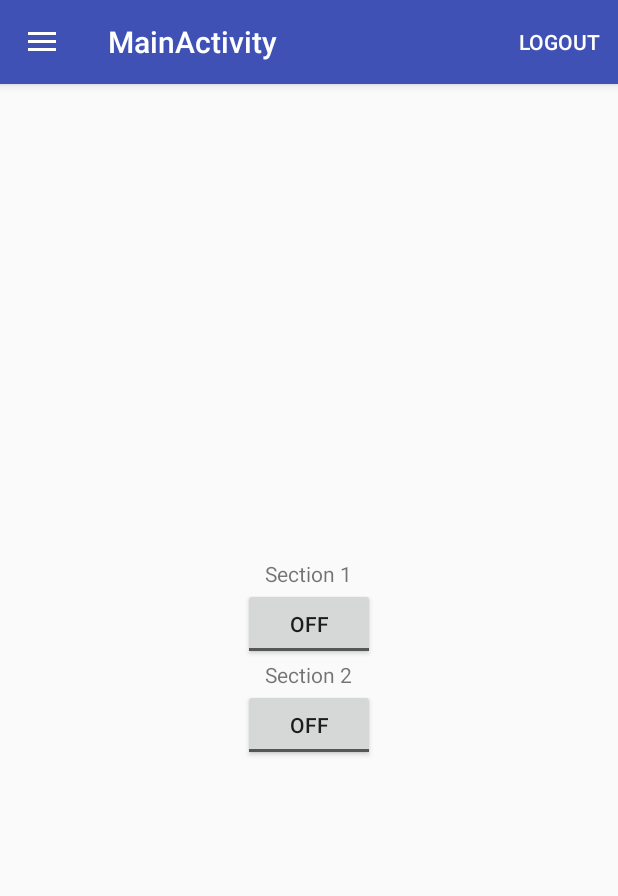
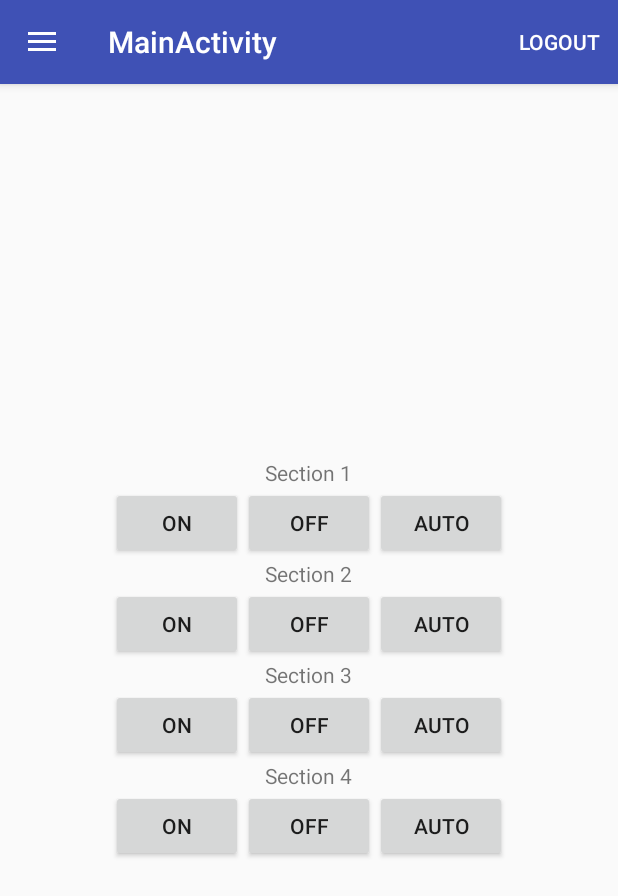
Before and after one commit to nikhilmuz/Water-Automation, an Android app: the fragment IrrigationFragment placed in its activity, on a phone screen of 412 x 824 dp. Shown: the top 896 px of the screen. Run offline under Robolectric (Android 15) with nearby library versions, the phone set to English and light mode, and no system bars; our stand-ins replace Volley.

Commit message:
Updated Irrigation frag and minor changes

```diff
--- a/app/src/main/java/ga/nikhilkumar/waterautomation/IrrigationFragment.java
+++ b/app/src/main/java/ga/nikhilkumar/waterautomation/IrrigationFragment.java
@@ -6,7 +6,9 @@ import android.support.v4.app.Fragment;
 import android.view.LayoutInflater;
 import android.view.View;
 import android.view.ViewGroup;
+import android.widget.Button;
 import android.widget.CompoundButton;
+import android.widget.Switch;
 import android.widget.Toast;
 import android.widget.ToggleButton;
 
@@ -18,8 +20,8 @@ import com.android.volley.toolbox.Volley;
 
 
 public class IrrigationFragment extends Fragment {
-ToggleButton t1,t2;
-
+Button s1onbtn,s1offbtn,s1autobtn,s2onbtn,s2offbtn,s2autobtn,s3onbtn,s3offbtn,s3autobtn,s4onbtn,s4offbtn,s4autobtn;
+String ip="192.168.4.1";
     public IrrigationFragment() {
         // Required empty public constructor
     }
@@ -30,27 +32,31 @@ ToggleButton t1,t2;
                              Bundle savedInstanceState) {
         View v = inflater.inflate(R.layout.fragment_irrigation, container, false);
         // Inflate the layout for this fragment
-        t1 = (ToggleButton) v.findViewById(R.id.t1);
-        t2 = (ToggleButton) v.findViewById(R.id.t2);
+        s1onbtn = (Button) v.findViewById(R.id.oneon);
+        s1onbtn.setOnClickListener(onclick);
+        s1offbtn = (Button) v.findViewById(R.id.oneoff);
+        s1offbtn.setOnClickListener(onclick);
+        s1autobtn = (Button) v.findViewById(R.id.oneauto);
+        s1autobtn.setOnClickListener(onclick);
+        s2onbtn = (Button) v.findViewById(R.id.twoon);
+        s2onbtn.setOnClickListener(onclick);
+        s2offbtn = (Button) v.findViewById(R.id.twooff);
+        s2offbtn.setOnClickListener(onclick);
+        s2autobtn = (Button) v.findViewById(R.id.twoauto);
+        s2autobtn.setOnClickListener(onclick);
+        s3onbtn = (Button) v.findViewById(R.id.threeon);
+        s3onbtn.setOnClickListener(onclick);
+        s3offbtn = (Button) v.findViewById(R.id.threeoff);
+        s3offbtn.setOnClickListener(onclick);
+        s3autobtn = (Button) v.findViewById(R.id.threeauto);
+        s3autobtn.setOnClickListener(onclick);
+        s4onbtn = (Button) v.findViewById(R.id.fouron);
+        s4onbtn.setOnClickListener(onclick);
+        s4offbtn = (Button) v.findViewById(R.id.fouroff);
+        s4offbtn.setOnClickListener(onclick);
+        s4autobtn = (Button) v.findViewById(R.id.fourauto);
+        s4autobtn.setOnClickListener(onclick);
 
-        t1.setOnCheckedChangeListener(new CompoundButton.OnCheckedChangeListener() {
-            public void onCheckedChanged(CompoundButton buttonView, boolean isChecked) {
-                if (isChecked) {
-                    sendRequest("http://192.168.4.1/s1on");
-                } else {
-                    sendRequest("http://192.168.4.1/s1off");
-                }
-            }
-        });
-        t2.setOnCheckedChangeListener(new CompoundButton.OnCheckedChangeListener() {
-            public void onCheckedChanged(CompoundButton buttonView, boolean isChecked) {
-                if (isChecked) {
-                    sendRequest("http://192.168.4.1/s2on");
-                } else {
-                    sendRequest("http://192.168.4.1/s2off");
-                }
-            }
-        });
         return v;
     }
     public void sendRequest(String url) {
@@ -58,15 +64,80 @@ ToggleButton t1,t2;
         StringRequest request = new StringRequest(url, new Response.Listener<String>() {
             @Override
             public void onResponse(String response) {
-                Toast.makeText(getActivity(), "Yeah :)", Toast.LENGTH_SHORT).show();
+                Toast.makeText(getActivity(), "Success :)", Toast.LENGTH_SHORT).show();
             }
         }, new Response.ErrorListener() {
             @Override
             public void onErrorResponse(VolleyError error) {
-                Toast.makeText(getActivity(), "Oh :(", Toast.LENGTH_SHORT).show();
-                Toast.makeText(getActivity(), error.toString(), Toast.LENGTH_SHORT).show();
+                Toast.makeText(getActivity(), "Connectivity Error :(", Toast.LENGTH_SHORT).show();
             }
         });
         mRequestQueue.add(request);
     }
+    private View.OnClickListener onclick;
+
+    {
+        onclick = new View.OnClickListener() {
+            String req="";
+            public void onClick(View v) {
+                switch (v.getId()) {
+                    case R.id.oneon: {
+                        req="11";
+                        break;
+                    }
+                    case R.id.oneoff: {
+                        req="10";
+                        break;
+                    }
+                    case R.id.oneauto: {
+                        req="12";
+                        break;
+                    }
+                    case R.id.twoon: {
+                        req="21";
+                        break;
+                    }
+                    case R.id.twooff: {
+                        req="20";
+                        break;
+                    }
+                    case R.id.twoauto: {
+                        req="22";
+                        break;
+                    }
+                    case R.id.threeon: {
+                        req="31";
+                        break;
+                    }
+                    case R.id.threeoff: {
+                        req="30";
+                        break;
+                    }
+                    case R.id.threeauto: {
+                        req="32";
+                        break;
+                    }
+                    case R.id.fouron: {
+                        req="41";
+                        break;
+                    }
+                    case R.id.fouroff: {
+                        req="40";
+                        break;
+                    }
+                    case R.id.fourauto: {
+                        req="42";
+                        break;
+                    }
+                    default: {
+                        Toast.makeText(getActivity(), "Fatal Error", Toast.LENGTH_SHORT).show();
+                        break;
+                    }
+                }
+                sendRequest("http://"+ip+"/"+req);
+                Toast.makeText(getActivity(), "Requested!!! Please Wait...", Toast.LENGTH_SHORT).show();
+
+            }
+        };
+    }
 }
--- a/app/src/main/java/ga/nikhilkumar/waterautomation/Login.java
+++ b/app/src/main/java/ga/nikhilkumar/waterautomation/Login.java
@@ -40,6 +40,7 @@ public class Login extends AppCompatActivity {
                     Vars.put_string_sp(context,"key",String.valueOf(pwd.getText()));
                     login.setEnabled(true);
                     startActivity(dash);
+                    finish();
                 }
                 else{
                     Toast.makeText(context, "Error", Toast.LENGTH_SHORT).show();
@@ -51,6 +52,7 @@ public class Login extends AppCompatActivity {
             @Override
             public void onClick(View view) {
                 startActivity(dash);
+                finish();
             }
         });
         test.setOnClickListener(new View.OnClickListener() {
--- a/app/src/main/java/ga/nikhilkumar/waterautomation/MainActivity.java
+++ b/app/src/main/java/ga/nikhilkumar/waterautomation/MainActivity.java
@@ -62,6 +62,9 @@ public class MainActivity extends AppCompatActivity
 
         //noinspection SimplifiableIfStatement
         if (id == R.id.logout) {
+            Intent intent = new Intent(MainActivity.this,Login.class);
+            startActivity(intent);
+            finish();
             return true;
         }
 
--- a/app/src/main/res/layout/fragment_irrigation.xml
+++ b/app/src/main/res/layout/fragment_irrigation.xml
@@ -17,10 +17,27 @@
             android:layout_gravity="center_horizontal"
             android:text="Section 1" />
 
-        <ToggleButton
-            android:id="@+id/t1"
+        <LinearLayout
             android:layout_width="wrap_content"
-            android:layout_height="wrap_content" />
+            android:layout_height="wrap_content">
+        <Button
+            android:layout_width="wrap_content"
+            android:layout_height="wrap_content"
+            android:id="@+id/oneon"
+            android:text="On"/>
+
+        <Button
+            android:layout_width="wrap_content"
+            android:layout_height="wrap_content"
+            android:id="@+id/oneoff"
+            android:text="Off"/>
+
+        <Button
+            android:layout_width="wrap_content"
+            android:layout_height="wrap_content"
+            android:id="@+id/oneauto"
+            android:text="Auto"/>
+        </LinearLayout>
 
         <TextView
             android:layout_width="wrap_content"
@@ -28,10 +45,83 @@
             android:layout_gravity="center_horizontal"
             android:text="Section 2" />
 
-        <ToggleButton
-            android:id="@+id/t2"
+        <LinearLayout
             android:layout_width="wrap_content"
-            android:layout_height="wrap_content" />
+            android:layout_height="wrap_content">
+            <Button
+                android:layout_width="wrap_content"
+                android:layout_height="wrap_content"
+                android:id="@+id/twoon"
+                android:text="On"/>
+
+            <Button
+                android:layout_width="wrap_content"
+                android:layout_height="wrap_content"
+                android:id="@+id/twooff"
+                android:text="Off"/>
+
+            <Button
+                android:layout_width="wrap_content"
+                android:layout_height="wrap_content"
+                android:id="@+id/twoauto"
+                android:text="Auto"/>
+        </LinearLayout>
+
+        <TextView
+        android:layout_width="wrap_content"
+        android:layout_height="wrap_content"
+        android:layout_gravity="center_horizontal"
+        android:text="Section 3" />
+
+        <LinearLayout
+            android:layout_width="wrap_content"
+            android:layout_height="wrap_content">
+            <Button
+                android:layout_width="wrap_content"
+                android:layout_height="wrap_content"
+                android:id="@+id/threeon"
+                android:text="On"/>
+
+            <Button
+                android:layout_width="wrap_content"
+                android:layout_height="wrap_content"
+                android:id="@+id/threeoff"
+                android:text="Off"/>
+
+            <Button
+                android:layout_width="wrap_content"
+                android:layout_height="wrap_content"
+                android:id="@+id/threeauto"
+                android:text="Auto"/>
+        </LinearLayout>
+
+        <TextView
+            android:layout_width="wrap_content"
+            android:layout_height="wrap_content"
+            android:layout_gravity="center_horizontal"
+            android:text="Section 4" />
+
+        <LinearLayout
+            android:layout_width="wrap_content"
+            android:layout_height="wrap_content">
+            <Button
+                android:layout_width="wrap_content"
+                android:layout_height="wrap_content"
+                android:id="@+id/fouron"
+                android:text="On"/>
+
+            <Button
+                android:layout_width="wrap_content"
+                android:layout_height="wrap_content"
+                android:id="@+id/fouroff"
+                android:text="Off"/>
+
+            <Button
+                android:layout_width="wrap_content"
+                android:layout_height="wrap_content"
+                android:id="@+id/fourauto"
+                android:text="Auto"/>
+        </LinearLayout>
 
     </LinearLayout>
 
```
